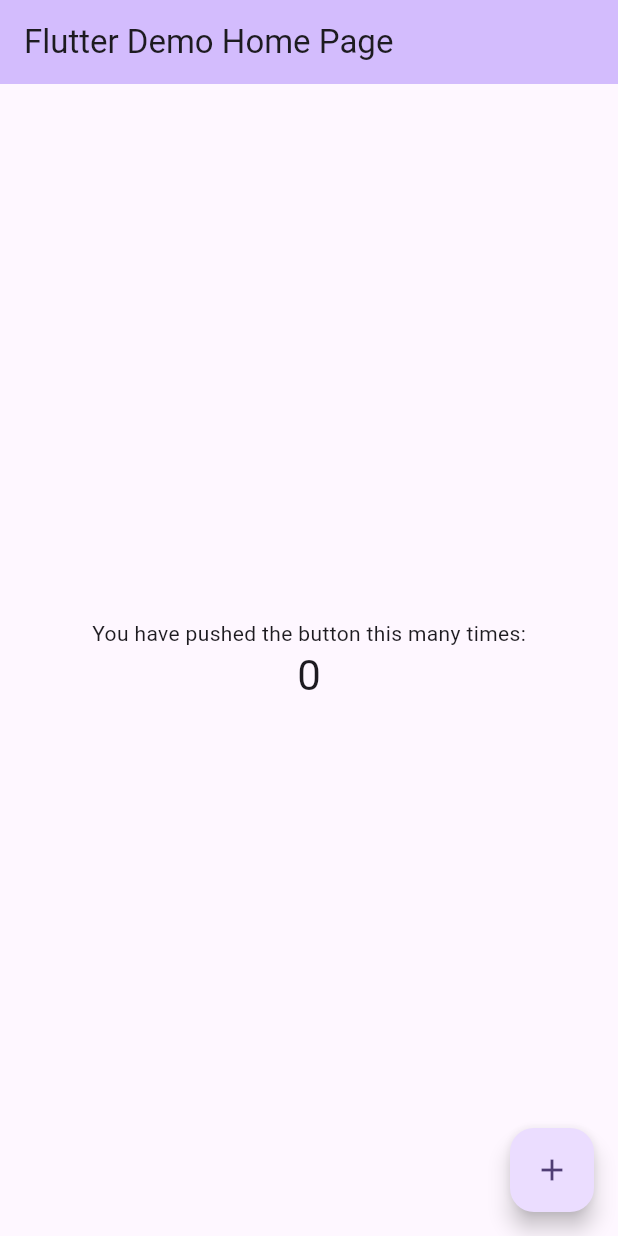
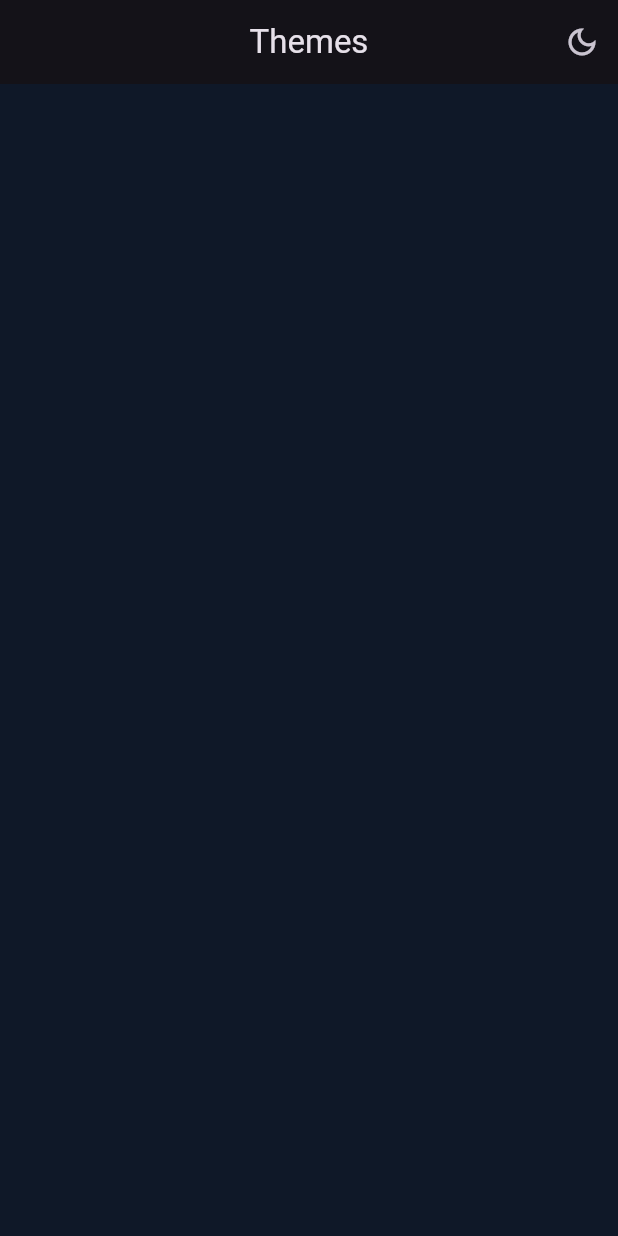
Before and after one commit to Indeshsingh/chat_app, a Flutter app: the screen it shows after launch, on a phone screen of 412 x 824 dp. Run offline on Flutter 3.47's test engine with Material 3 defaults, Android fonts, the light colour scheme and no system bars; our stand-ins replace bloc, flutter_bloc.

Commit message:
added light and dark themes

```diff
--- a/lib/domain/constants/appcolors.dart
+++ b/lib/domain/constants/appcolors.dart
@@ -1,6 +1,6 @@
 import 'package:flutter/material.dart';
 
-class Appcolors {
+class AppColors {
   static const Color scaffoldlight = Color(0XFFFFFFFF);
   static const Color scaffolddark = Color(0XFF0F1828);
   static const Color textlightmode = Color(0XFF0F1828);
--- /dev/null
+++ b/lib/domain/constants/cubit/themes_cubit.dart
@@ -0,0 +1,15 @@
+import 'package:bloc/bloc.dart';
+import 'package:meta/meta.dart';
+
+part 'themes_state.dart';
+
+class ThemesCubit extends Cubit<ThemesState> {
+  ThemesCubit() : super(ThemesInitial());
+  void toggletheme() {
+    if (state is ThemesInitial) {
+      emit(DarkThemesState());
+    } else {
+      emit(LightThemesState());
+    }
+  }
+}
--- /dev/null
+++ b/lib/domain/constants/cubit/themes_state.dart
@@ -0,0 +1,10 @@
+part of 'themes_cubit.dart';
+
+@immutable
+sealed class ThemesState {}
+
+final class ThemesInitial extends ThemesState {}
+
+class LightThemesState extends ThemesState {}
+
+class DarkThemesState extends ThemesState {}
--- a/lib/main.dart
+++ b/lib/main.dart
@@ -1,7 +1,14 @@
+import 'package:chat_app/domain/constants/appthemes.dart';
+import 'package:chat_app/domain/constants/cubit/themes_cubit.dart';
+import 'package:chat_app/repository/screens/onboarding_scrren/onboarding_screen.dart';
 import 'package:flutter/material.dart';
+import 'package:flutter_bloc/flutter_bloc.dart';
 
 void main() {
-  runApp(const MyApp());
+  runApp(BlocProvider(
+    create: (context) => ThemesCubit(),
+    child: MyApp(),
+  ));
 }
 
 class MyApp extends StatelessWidget {
@@ -10,116 +17,16 @@
   // This widget is the root of your application.
   @override
   Widget build(BuildContext context) {
-    return MaterialApp(
-      title: 'Flutter Demo',
-      theme: ThemeData(
-        // This is the theme of your application.
-        //
-        // TRY THIS: Try running your application with "flutter run". You'll see
-        // the application has a purple toolbar. Then, without quitting the app,
-        // try changing the seedColor in the colorScheme below to Colors.green
-        // and then invoke "hot reload" (save your changes or press the "hot
-        // reload" button in a Flutter-supported IDE, or press "r" if you used
-        // the command line to start the app).
-        //
-        // Notice that the counter didn't reset back to zero; the application
-        // state is not lost during the reload. To reset the state, use hot
-        // restart instead.
-        //
-        // This works for code too, not just values: Most code changes can be
-        // tested with just a hot reload.
-        colorScheme: ColorScheme.fromSeed(seedColor: Colors.deepPurple),
-        useMaterial3: true,
-      ),
-      home: const MyHomePage(title: 'Flutter Demo Home Page'),
+    return BlocBuilder<ThemesCubit, ThemesState>(
+      builder: (context, state) {
+        return MaterialApp(
+          title: 'Chat App',
+          theme: state is LightThemesState
+              ? Appthemes.lightTheme
+              : Appthemes.darkTheme,
+          home: OnboardingScreen(),
+        );
+      },
     );
   }
 }
-
-class MyHomePage extends StatefulWidget {
-  const MyHomePage({super.key, required this.title});
-
-  // This widget is the home page of your application. It is stateful, meaning
-  // that it has a State object (defined below) that contains fields that affect
-  // how it looks.
-
-  // This class is the configuration for the state. It holds the values (in this
-  // case the title) provided by the parent (in this case the App widget) and
-  // used by the build method of the State. Fields in a Widget subclass are
-  // always marked "final".
-
-  final String title;
-
-  @override
-  State<MyHomePage> createState() => _MyHomePageState();
-}
-
-class _MyHomePageState extends State<MyHomePage> {
-  int _counter = 0;
-
-  void _incrementCounter() {
-    setState(() {
-      // This call to setState tells the Flutter framework that something has
-      // changed in this State, which causes it to rerun the build method below
-      // so that the display can reflect the updated values. If we changed
-      // _counter without calling setState(), then the build method would not be
-      // called again, and so nothing would appear to happen.
-      _counter++;
-    });
-  }
-
-  @override
-  Widget build(BuildContext context) {
-    // This method is rerun every time setState is called, for instance as done
-    // by the _incrementCounter method above.
-    //
-    // The Flutter framework has been optimized to make rerunning build methods
-    // fast, so that you can just rebuild anything that needs updating rather
-    // than having to individually change instances of widgets.
-    return Scaffold(
-      appBar: AppBar(
-        // TRY THIS: Try changing the color here to a specific color (to
-        // Colors.amber, perhaps?) and trigger a hot reload to see the AppBar
-        // change color while the other colors stay the same.
-        backgroundColor: Theme.of(context).colorScheme.inversePrimary,
-        // Here we take the value from the MyHomePage object that was created by
-        // the App.build method, and use it to set our appbar title.
-        title: Text(widget.title),
-      ),
-      body: Center(
-        // Center is a layout widget. It takes a single child and positions it
-        // in the middle of the parent.
-        child: Column(
-          // Column is also a layout widget. It takes a list of children and
-          // arranges them vertically. By default, it sizes itself to fit its
-          // children horizontally, and tries to be as tall as its parent.
-          //
-          // Column has various properties to control how it sizes itself and
-          // how it positions its children. Here we use mainAxisAlignment to
-          // center the children vertically; the main axis here is the vertical
-          // axis because Columns are vertical (the cross axis would be
-          // horizontal).
-          //
-          // TRY THIS: Invoke "debug painting" (choose the "Toggle Debug Paint"
-          // action in the IDE, or press "p" in the console), to see the
-          // wireframe for each widget.
-          mainAxisAlignment: MainAxisAlignment.center,
-          children: <Widget>[
-            const Text(
-              'You have pushed the button this many times:',
-            ),
-            Text(
-              '$_counter',
-              style: Theme.of(context).textTheme.headlineMedium,
-            ),
-          ],
-        ),
-      ),
-      floatingActionButton: FloatingActionButton(
-        onPressed: _incrementCounter,
-        tooltip: 'Increment',
-        child: const Icon(Icons.add),
-      ), // This trailing comma makes auto-formatting nicer for build methods.
-    );
-  }
-}
--- /dev/null
+++ b/lib/repository/screens/onboarding_scrren/onboarding_screen.dart
@@ -0,0 +1,24 @@
+import 'package:chat_app/domain/constants/cubit/themes_cubit.dart';
+import 'package:flutter/material.dart';
+import 'package:flutter_bloc/flutter_bloc.dart';
+
+class OnboardingScreen extends StatelessWidget {
+  const OnboardingScreen({super.key});
+
+  @override
+  Widget build(BuildContext context) {
+    return Scaffold(
+      appBar: AppBar(
+        title: Text("Themes"),
+        centerTitle: true,
+        actions: [
+          IconButton(
+              onPressed: () {
+                BlocProvider.of<ThemesCubit>(context).toggletheme();
+              },
+              icon: Icon(Icons.dark_mode_outlined))
+        ],
+      ),
+    );
+  }
+}
--- a/pubspec.yaml
+++ b/pubspec.yaml
@@ -34,6 +34,7 @@ dependencies:
   # The following adds the Cupertino Icons font to your application.
   # Use with the CupertinoIcons class for iOS style icons.
   cupertino_icons: ^1.0.8
+  flutter_bloc: ^9.0.0
 
 dev_dependencies:
   flutter_test:
```
Also changed, not shown: pubspec.lock.
